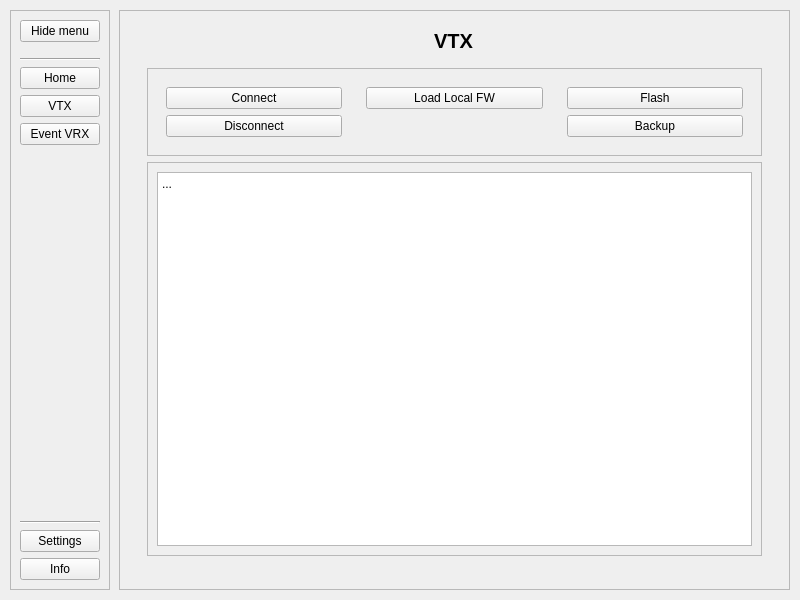
Before: the Qt Designer form ui/main_window.ui in Giieniox256/hdzero-programmer, drawn with Qt 5.
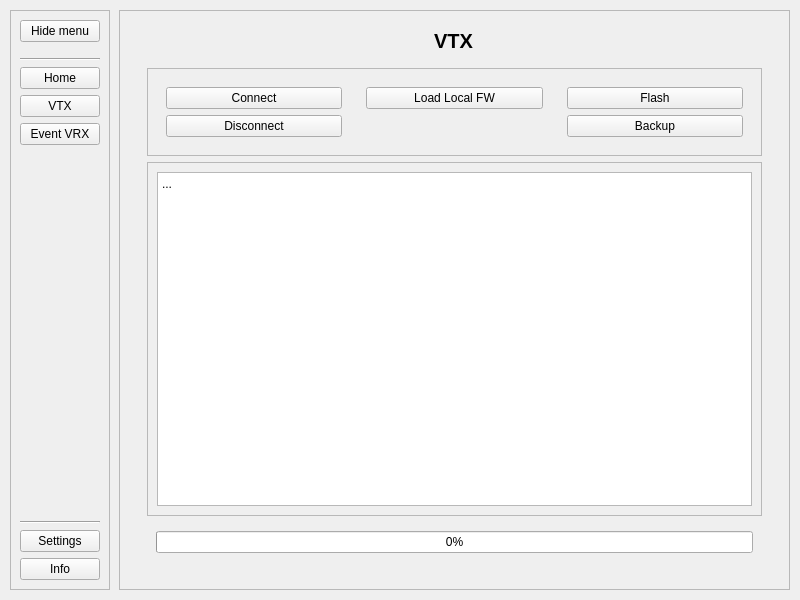
After: the same form once the commit is applied. Icons and pictures are not drawn.

Commit message: add progress bar, add build options for windows exe

Diff of the .ui file:
```diff
--- a/ui/main_window.ui
+++ b/ui/main_window.ui
@@ -517,7 +517,17 @@
                </widget>
               </item>
               <item>
-               <widget class="QWidget" name="widget_9" native="true"/>
+               <widget class="QWidget" name="widget_9" native="true">
+                <layout class="QVBoxLayout" name="verticalLayout_20">
+                 <item>
+                  <widget class="QProgressBar" name="progressBar_vtx">
+                   <property name="value">
+                    <number>0</number>
+                   </property>
+                  </widget>
+                 </item>
+                </layout>
+               </widget>
               </item>
              </layout>
             </widget>
```
The commit also changes 7 other files.
